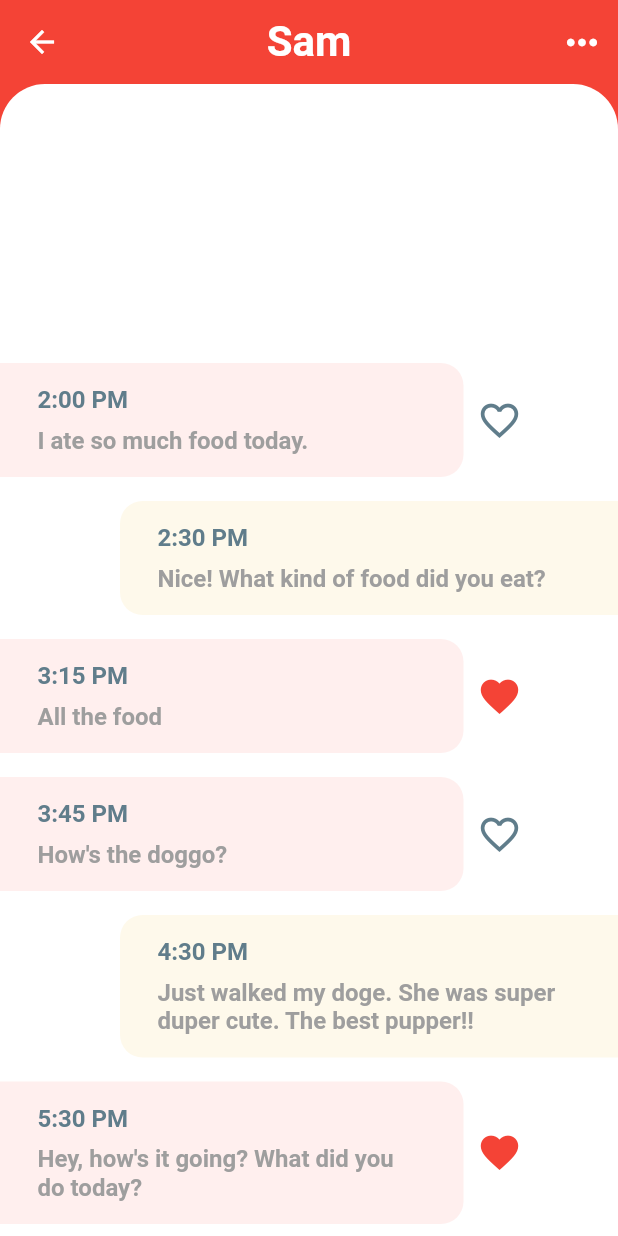
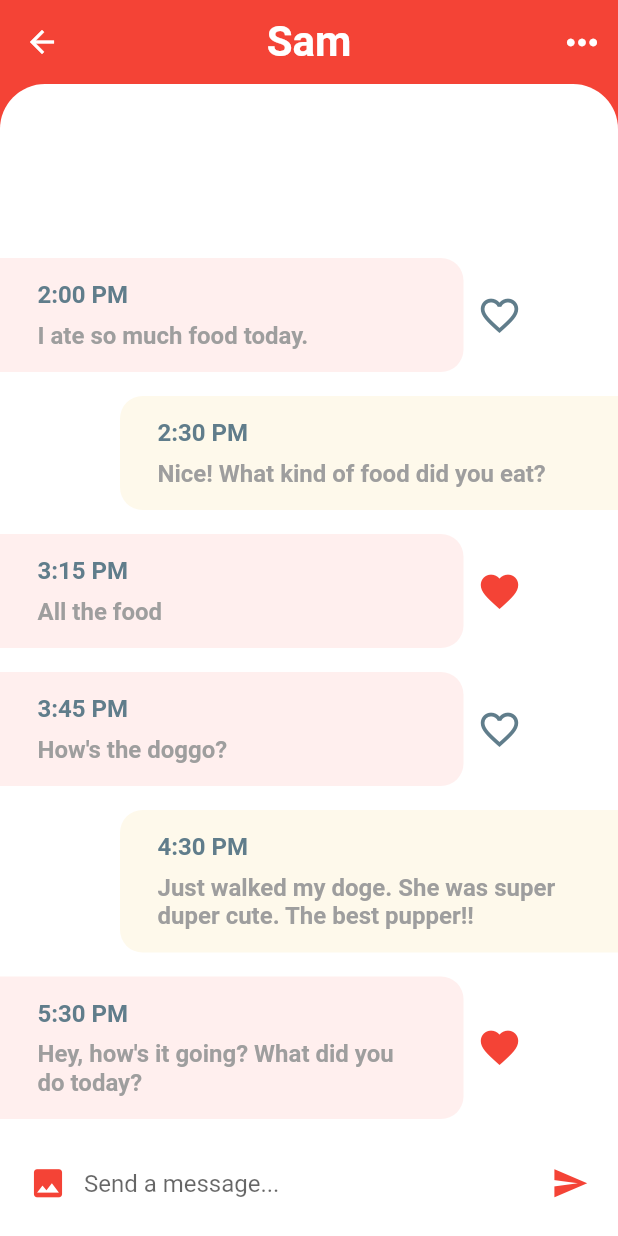
Before and after one commit to AbhinavRobinson/flutter-chat, a Flutter app: the screen it shows after launch, after a tap on "Sam", on a phone screen of 412 x 824 dp. Run offline on Flutter 3.47's test engine with Material 2 defaults, Android fonts, the phone set to English and light mode, and no system bars.

```diff
--- a/lib/screens/chat_screen.dart
+++ b/lib/screens/chat_screen.dart
@@ -77,6 +77,40 @@ class _ChatScreenState extends State<ChatScreen> {
     );
   }
 
+  _buildMessageComposer() {
+    return Container(
+      padding: EdgeInsets.symmetric(
+        horizontal: 8.0,
+      ),
+      height: 70.0,
+      color: Colors.white,
+      child: Row(
+        children: <Widget>[
+          IconButton(
+            icon: Icon(Icons.photo),
+            iconSize: 25.0,
+            color: Theme.of(context).primaryColor,
+            onPressed: () {},
+          ),
+          Expanded(
+            child: TextField(
+              textCapitalization: TextCapitalization.sentences,
+              onChanged: (value) {},
+              decoration:
+                  InputDecoration.collapsed(hintText: 'Send a message...'),
+            ),
+          ),
+          IconButton(
+            icon: Icon(Icons.send),
+            iconSize: 25.0,
+            color: Theme.of(context).primaryColor,
+            onPressed: () {},
+          ),
+        ],
+      ),
+    );
+  }
+
   // Return chat screen
   @override
   Widget build(BuildContext context) {
@@ -101,8 +135,10 @@ class _ChatScreenState extends State<ChatScreen> {
           ),
         ],
       ),
-      body: Column(
-        children: [
+      body: GestureDetector(
+        onTap: () => FocusScope.of(context).unfocus(),
+        child: Column(
+          children: <Widget>[
             Expanded(
               child: Container(
                 decoration: BoxDecoration(
@@ -130,7 +166,9 @@ class _ChatScreenState extends State<ChatScreen> {
                 ),
               ),
             ),
+            _buildMessageComposer(),
           ],
+        ),
       ),
     );
   }
```
Lines whose indentation alone changed are shown as unchanged.
